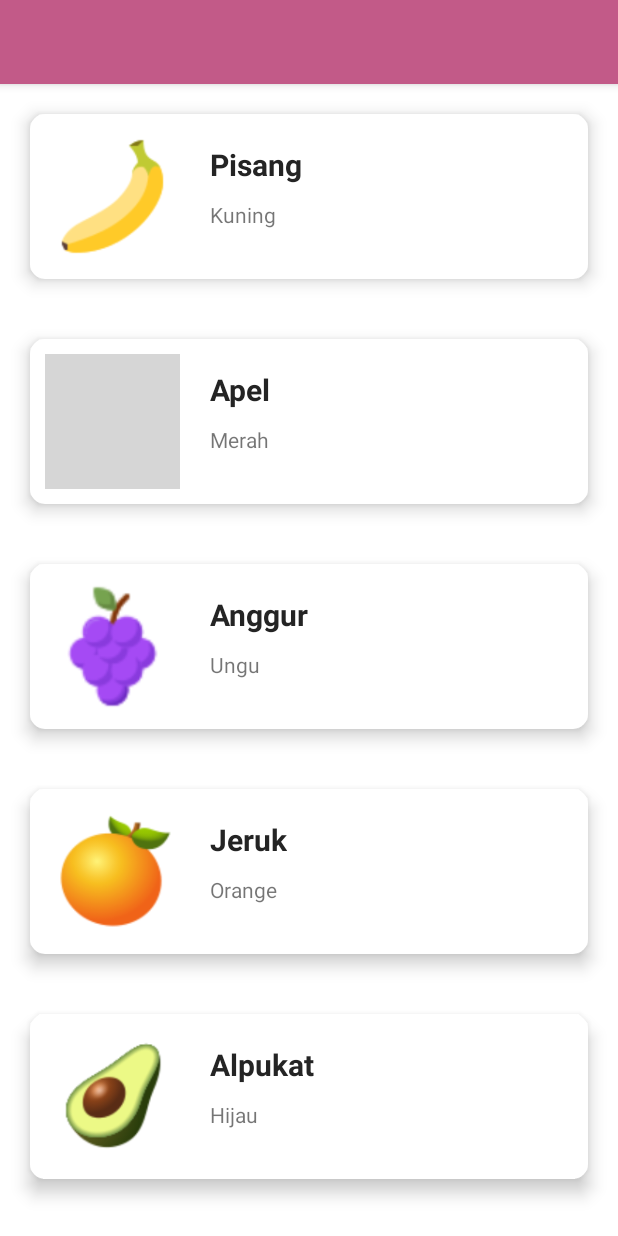
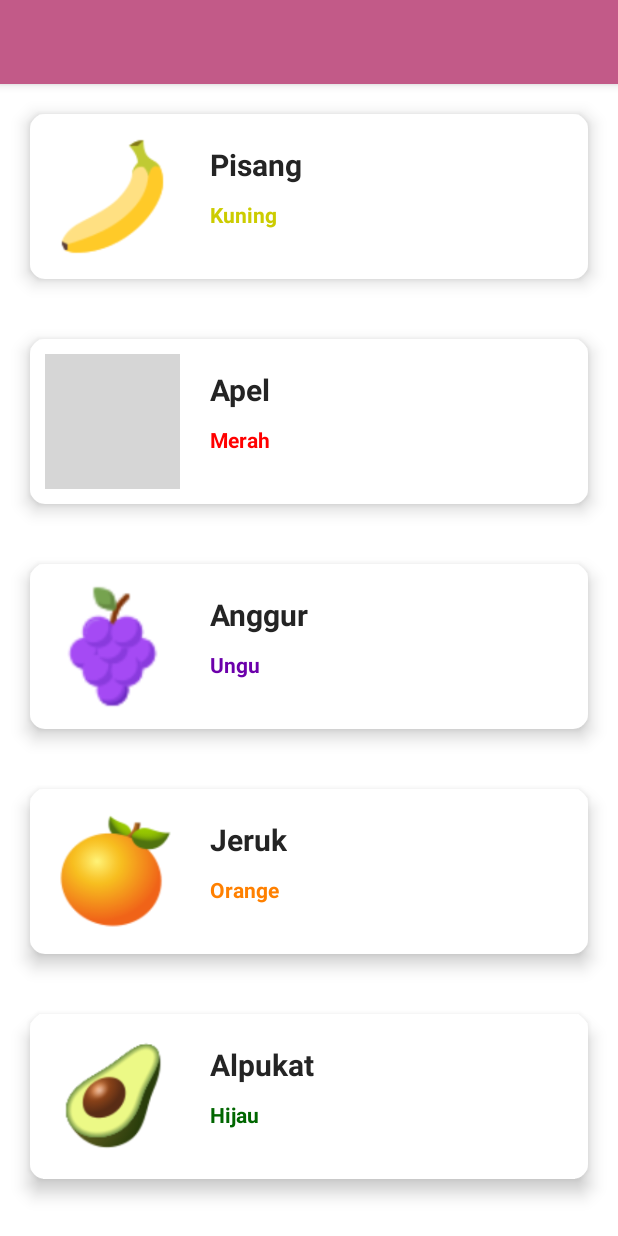
Before and after one commit to naufal1428/FruitBox, an Android app: the screen it shows after launch (MainActivity), on a phone screen of 412 x 824 dp. Run offline under Robolectric (Android 15) with nearby library versions, the phone set to English and light mode, and no system bars; grey boxes are pictures that could not be loaded.

Commit message:
menambahkan label warna

```diff
--- a/app/src/main/java/com/example/fruitbox/FruitAdapter.kt
+++ b/app/src/main/java/com/example/fruitbox/FruitAdapter.kt
@@ -1,5 +1,6 @@
 package com.example.fruitbox
 
+import android.graphics.Color
 import android.view.LayoutInflater
 import android.view.ViewGroup
 import androidx.recyclerview.widget.RecyclerView
@@ -8,7 +9,7 @@ import com.example.fruitbox.databinding.ItemFruitBinding
 class FruitAdapter(private val listFruit: List<Fruit>, private val listener: MainActivity) :
     RecyclerView.Adapter<FruitAdapter.ItemFruitViewHolder>(){
 
-        inner class ItemFruitViewHolder(private val binding: ItemFruitBinding): RecyclerView.ViewHolder(binding.root){
+        inner class ItemFruitViewHolder(val binding: ItemFruitBinding): RecyclerView.ViewHolder(binding.root){
             fun bind(data: Fruit){
                 with(binding){
                     fruitImg.setImageResource(data.image)
@@ -32,6 +33,19 @@ class FruitAdapter(private val listFruit: List<Fruit>, private val listener: Mai
     }
 
     override fun onBindViewHolder(holder: ItemFruitViewHolder, position: Int) {
-        holder.bind(listFruit[position])
+        val fruit = listFruit[position]
+        holder.bind(fruit)
+
+        val labelWarna = when (fruit.color.toLowerCase()) {
+            "kuning" -> Color.rgb(204, 204, 0)
+            "merah" -> Color.RED
+            "hijau" -> Color.rgb(0, 102, 0)
+            "ungu" -> Color.rgb(108, 0, 171)
+            "orange" -> Color.rgb(255, 128, 0)
+
+            else -> Color.BLACK
+        }
+
+        holder.binding.colorTxt.setTextColor(labelWarna)
     }
 }
--- a/app/src/main/res/layout/item_fruit.xml
+++ b/app/src/main/res/layout/item_fruit.xml
@@ -34,6 +34,7 @@
         android:layout_below="@id/name_txt"
         android:layout_marginTop="10dp"
         android:layout_alignLeft="@id/name_txt"
-        android:text="Warna"/>
+        android:text="Warna"
+        android:textStyle="bold"/>
 
 </RelativeLayout>
```
